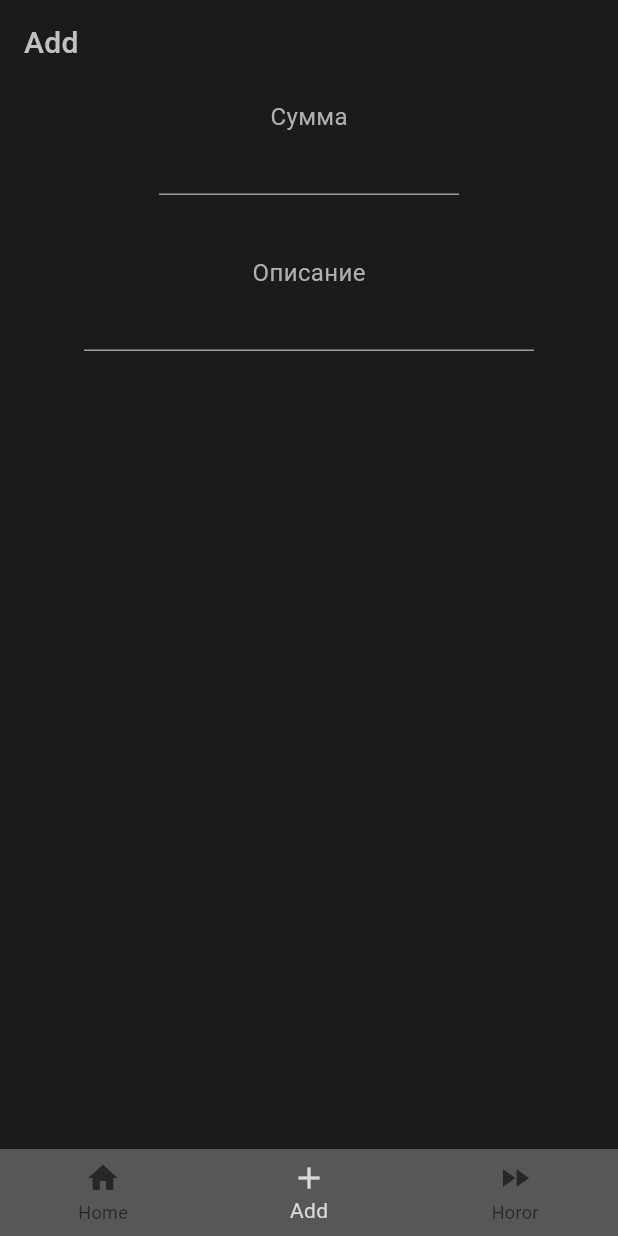
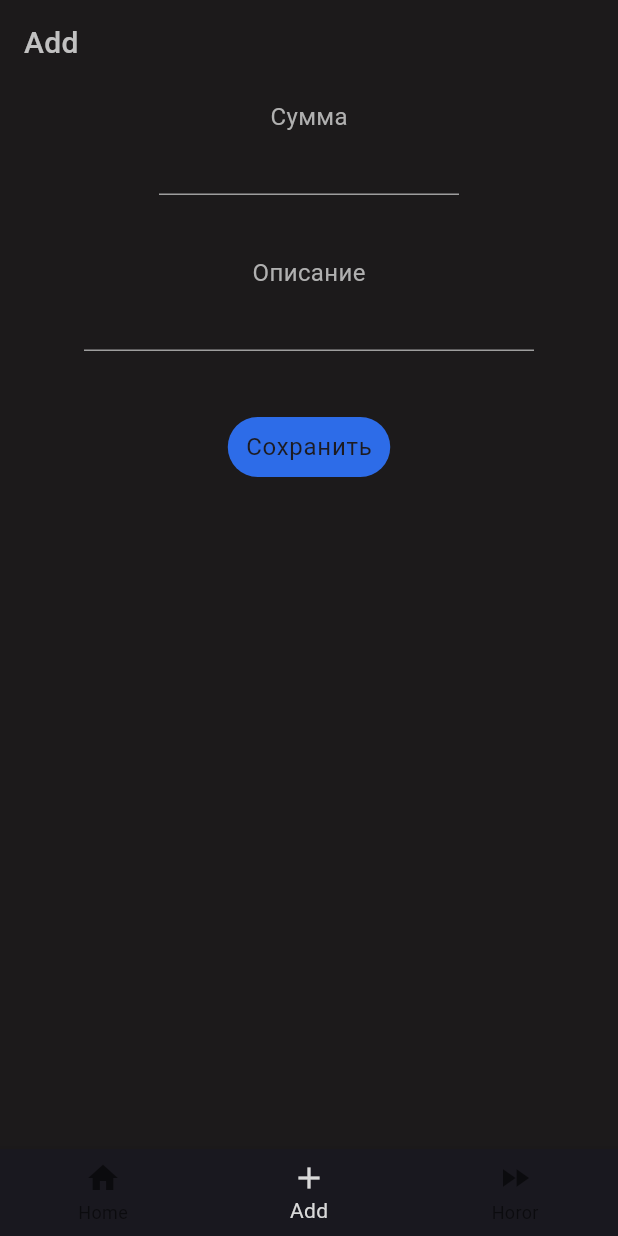
Before and after one commit to ana-znv/financial_accounting, a Flutter app: the screen it shows after launch, item 2 of the bottom bar chosen, on a phone screen of 412 x 824 dp. Run offline on Flutter 3.47's test engine with Material 3 defaults, Android fonts, the light colour scheme and no system bars.

Commit message:
added button

```diff
--- a/lib/screens/add.dart
+++ b/lib/screens/add.dart
@@ -58,7 +58,14 @@ class _AddState extends State<Add> {
                 ),
                 style: theme.textTheme.bodyMedium,
               ),
-            )
+            ),
+            Padding(padding: EdgeInsets.only(top: 40)),
+            TextButton(
+              onPressed: () {},
+              style: TextButton.styleFrom(
+                backgroundColor: Color(0xFF2d6ce8)),
+              child: Text('Сохранить', style: theme.textTheme.bodyLarge,),
+            ),
           ],
         ),
       ),
--- a/lib/theme.dart
+++ b/lib/theme.dart
@@ -18,6 +18,6 @@ final theme = ThemeData(
   scaffoldBackgroundColor: Color(0xFF1C1A1B),
   appBarTheme: AppBarThemeData(backgroundColor: const Color(0xFF1c1a1b)),
   bottomNavigationBarTheme: BottomNavigationBarThemeData(
-    backgroundColor: const Color(0xFF585657),
+    backgroundColor: const Color(0xFF19181f),
   ),
 );
```
